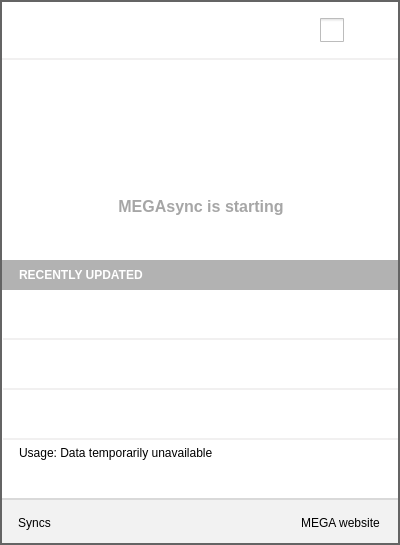
Before: the Qt Designer form Source/MEGASync/gui/win/InfoDialog.ui in meganz/MEGAsync, drawn with Qt 5.
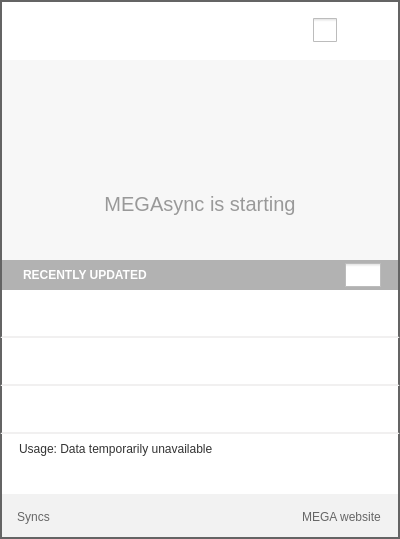
After: the same form once the commit is applied. The open tabs and pages were chosen to show the change. Icons and pictures are not drawn. Custom widgets are drawn as their Qt base class.

Commit message: Applied new Windows style

Diff of the .ui file:
```diff
--- a/Source/MEGASync/gui/win/InfoDialog.ui
+++ b/Source/MEGASync/gui/win/InfoDialog.ui
@@ -7,19 +7,19 @@
     <x>0</x>
     <y>0</y>
     <width>400</width>
-    <height>545</height>
+    <height>539</height>
    </rect>
   </property>
   <property name="minimumSize">
    <size>
     <width>400</width>
-    <height>0</height>
+    <height>539</height>
    </size>
   </property>
   <property name="maximumSize">
    <size>
     <width>404</width>
-    <height>600</height>
+    <height>539</height>
    </size>
   </property>
   <property name="windowTitle">
@@ -32,6 +32,11 @@
 border: 2px solid rgb(100, 100, 100);
 }
 
+QPushButton
+{
+    border: none;
+}
+
 QWidget
 {
 font-size: 11px;
@@ -39,40 +44,35 @@
 
 #wHeader
 {
-margin-left: 2px;
-margin-right: 2px;
-border: 0px;
-border-bottom: 2px solid rgb(241, 240, 240);
+
+background-color: white;
+border-top: 2px solid rgb(100, 100, 100);
+border-left: 2px solid rgb(100, 100, 100);
+border-right: 2px solid rgb(100, 100, 100);
 }
 
 #wRecent1, #wRecent2, #wRecent3
 {
-margin-left: 2px;
-margin-right: 2px;
-border: 0px;
+border-left: 2px solid rgb(100, 100, 100);
+border-right: 2px solid rgb(100, 100, 100);
 border-bottom: 2px solid rgb(241, 240, 240);
 }
 
-
-#wUsage
-{
-margin-left: 2px;
-margin-right: 2px;
-border: 0px;
-border-bottom: 2px solid rgb(217, 217, 217);
-}
-
 #lRecentlyUpdated
 {
-padding-left: 14px;
+
 background: rgb(178, 178, 178);
 color:  rgb(255, 255, 255);
-border-left: 2px solid rgb(100, 100, 100);
-border-right: 2px solid rgb(100, 100, 100);
 font-size: 12px;
 font-weight: bold;
 }
 
+#wRecentlyUpdated
+{
+background: rgb(178, 178, 178);
+border-left: 2px solid rgb(100, 100, 100);
+border-right: 2px solid rgb(100, 100, 100);
+}
 #lSyncUpdated
 {
 color:  rgb(166, 166, 166);
@@ -90,10 +90,11 @@
 
 #sActiveTransfers
 {
-border: 0px;
-margin-left: 2px;
-margin-right: 2px;
-padding: 0px;
+background-color: #F7F7F7;
+border-left: 2px solid rgb(100, 100, 100);
+border-right: 2px solid rgb(100, 100, 100);
+margin-left: 0px;
+margin-right: 0px;
 }
 
 #lQueued
@@ -123,11 +124,6 @@
 color: rgb(102, 102, 102);
 }
 
-#wDescriptions
-{
-	border-top: 2px solid rgb(241, 240, 240);
-}
-
 #lTotalUsed
 {
 font-size: 12px;
@@ -157,6 +153,35 @@
 {
 font-weight: bold;
 }
+
+#lPercentageUsed
+{
+padding-right: 0px;
+}
+
+#wUsage
+{
+background-color: white;
+border-left: 2px solid rgb(100, 100, 100);
+border-right: 2px solid rgb(100, 100, 100);
+}
+
+#wTransfers
+{
+	background-color: #F7F7F7;
+}
+
+#wDescriptions
+{
+   background-color: white;
+}
+
+#pUsage
+{
+padding-left: 1px;
+}
+
+
 </string>
   </property>
   <property name="sizeGripEnabled">
@@ -165,11 +190,20 @@
   <property name="modal">
    <bool>false</bool>
   </property>
-  <layout class="QVBoxLayout" name="verticalLayout_5" stretch="0,0,0,0,0,0">
+  <layout class="QVBoxLayout" name="verticalLayout_5" stretch="0,0,1,0,0">
    <property name="spacing">
     <number>0</number>
    </property>
-   <property name="margin">
+   <property name="leftMargin">
+    <number>0</number>
+   </property>
+   <property name="topMargin">
+    <number>0</number>
+   </property>
+   <property name="rightMargin">
+    <number>0</number>
+   </property>
+   <property name="bottomMargin">
     <number>0</number>
    </property>
    <item>
@@ -187,43 +221,92 @@
       </size>
      </property>
      <layout class="QHBoxLayout" name="horizontalLayout">
+      <property name="spacing">
+       <number>15</number>
+      </property>
       <property name="leftMargin">
-       <number>20</number>
+       <number>17</number>
       </property>
       <property name="topMargin">
-       <number>0</number>
+       <number>8</number>
       </property>
       <property name="rightMargin">
-       <number>12</number>
+       <number>14</number>
       </property>
       <property name="bottomMargin">
-       <number>0</number>
+       <number>8</number>
       </property>
       <item>
-       <widget class="QLabel" name="lHeader">
+       <widget class="QPushButton" name="lHeader">
+        <property name="sizePolicy">
+         <sizepolicy hsizetype="Minimum" vsizetype="Minimum">
+          <horstretch>0</horstretch>
+          <verstretch>0</verstretch>
+         </sizepolicy>
+        </property>
+        <property name="minimumSize">
+         <size>
+          <width>0</width>
+          <height>0</height>
+         </size>
+        </property>
+        <property name="maximumSize">
+         <size>
+          <width>16777215</width>
+          <height>16777215</height>
+         </size>
+        </property>
+        <property name="styleSheet">
+         <string notr="true">margin-top:-2px;</string>
+        </property>
         <property name="text">
          <string/>
         </property>
         <property name="pixmap">
          <pixmap resource="../Resources_win.qrc">:/images/mega_logo.png</pixmap>
         </property>
-        <property name="alignment">
-         <set>Qt::AlignLeading|Qt::AlignLeft|Qt::AlignVCenter</set>
+        <property name="iconSize">
+         <size>
+          <width>150</width>
+          <height>60</height>
+         </size>
+        </property>
+        <property name="flat">
+         <bool>true</bool>
         </property>
        </widget>
       </item>
+      <item>
+       <spacer name="horizontalSpacer_2">
+        <property name="orientation">
+         <enum>Qt::Horizontal</enum>
+        </property>
+        <property name="sizeHint" stdset="0">
+         <size>
+          <width>40</width>
+          <height>60</height>
+         </size>
+        </property>
+       </spacer>
+      </item>
       <item>
        <widget class="QCheckBox" name="bPause">
+        <property name="sizePolicy">
+         <sizepolicy hsizetype="Maximum" vsizetype="Maximum">
+          <horstretch>0</horstretch>
+          <verstretch>0</verstretch>
+         </sizepolicy>
+        </property>
         <property name="minimumSize">
          <size>
-          <width>36</width>
-          <height>36</height>
+          <width>0</width>
+          <height>0</height>
          </size>
         </property>
         <property name="maximumSize">
          <size>
-          <width>36</width>
-          <height>36</height>
+          <width>16777215</width>
+          <height>16777215</height>
          </size>
         </property>
         <property name="styleSheet">
@@ -261,6 +344,12 @@
       </item>
       <item>
        <widget class="QPushButton" name="bSettings">
+        <property name="sizePolicy">
+         <sizepolicy hsizetype="Maximum" vsizetype="Maximum">
+          <horstretch>0</horstretch>
+          <verstretch>0</verstretch>
+         </sizepolicy>
+        </property>
         <property name="minimumSize">
          <size>
           <width>0</width>
@@ -269,13 +358,16 @@
         </property>
         <property name="maximumSize">
          <size>
-          <width>32</width>
-          <height>36</height>
+          <width>16777215</width>
+          <height>16777215</height>
          </size>
         </property>
         <property name="styleSheet">
-         <string notr="true">margin: 4px;
-border: none;</string>
+         <string notr="true">border: none;
+margin-top:-1px;
+
+
+</string>
         </property>
         <property name="text">
          <string/>
@@ -328,9 +420,9 @@
         <height>200</height>
        </size>
       </property>
-      <layout class="QGridLayout" name="gridLayout">
+      <layout class="QVBoxLayout" name="verticalLayout_8">
        <property name="leftMargin">
-        <number>2</number>
+        <number>0</number>
        </property>
        <property name="topMargin">
         <number>0</number>
@@ -339,32 +431,83 @@
         <number>0</number>
        </property>
        <property name="bottomMargin">
-        <number>8</number>
+        <number>0</number>
        </property>
-       <item row="0" column="0">
-        <widget class="QLabel" name="label">
+       <item>
+        <widget class="QPushButton" name="label">
          <property name="minimumSize">
           <size>
            <width>0</width>
-           <height>95</height>
+           <height>112</height>
           </size>
          </property>
+         <property name="maximumSize">
+          <size>
+           <width>16777215</width>
+           <height>112</height>
+          </size>
+         </property>
+         <property name="styleSheet">
+          <string notr="true">padding-top: 46px;</string>
+         </property>
          <property name="text">
           <string/>
          </property>
          <property name="pixmap">
           <pixmap>://images/tray_updated_large_ico.png</pixmap>
          </property>
-         <property name="alignment">
-          <set>Qt::AlignBottom|Qt::AlignHCenter</set>
+         <property name="iconSize">
+          <size>
+           <width>64</width>
+           <height>64</height>
+          </size>
          </property>
-         <property name="margin">
-          <number>3</number>
+         <property name="default">
+          <bool>false</bool>
+         </property>
+         <property name="flat">
+          <bool>false</bool>
          </property>
         </widget>
        </item>
-       <item row="1" column="0">
+       <item>
         <widget class="QLabel" name="lSyncUpdated">
+         <property name="sizePolicy">
+          <sizepolicy hsizetype="Minimum" vsizetype="Fixed">
+           <horstretch>0</horstretch>
+           <verstretch>0</verstretch>
+          </sizepolicy>
+         </property>
+         <property name="minimumSize">
+          <size>
+           <width>0</width>
+           <height>88</height>
+          </size>
+         </property>
+         <property name="maximumSize">
+          <size>
+           <width>16777215</width>
+           <height>88</height>
+          </size>
+         </property>
+         <property name="font">
+          <font>
+           <pointsize>-1</pointsize>
+           <weight>50</weight>
+           <italic>false</italic>
+           <bold>false</bold>
+          </font>
+         </property>
+         <property name="styleSheet">
+          <string notr="true">#lSyncUpdated
+{
+font: &quot;Helvetica&quot;;
+font-size: 20px;
+font-weight: normal;
+color: #999999;
+padding-bottom: 25px;
+}</string>
+         </property>
          <property name="text">
           <string>MEGAsync is starting</string>
          </property>
@@ -630,35 +773,28 @@
     </widget>
    </item>
    <item>
-    <widget class="QLabel" name="lRecentlyUpdated">
+    <widget class="QWidget" name="wRecent" native="true">
      <property name="minimumSize">
       <size>
-       <width>0</width>
-       <height>30</height>
+       <width>400</width>
+       <height>0</height>
       </size>
      </property>
      <property name="maximumSize">
       <size>
-       <width>16777215</width>
-       <height>30</height>
+       <width>400</width>
+       <height>16777215</height>
       </size>
      </property>
-     <property name="text">
-      <string>RECENTLY UPDATED</string>
+     <property name="styleSheet">
+      <string notr="true"/>
      </property>
-     <property name="margin">
-      <number>0</number>
-     </property>
-    </widget>
-   </item>
-   <item>
-    <widget class="QWidget" name="wRecentLayout" native="true">
-     <layout class="QVBoxLayout" name="verticalLayout">
+     <layout class="QVBoxLayout" name="verticalLayout_7">
       <property name="spacing">
        <number>0</number>
       </property>
       <property name="leftMargin">
-       <number>1</number>
+       <number>0</number>
       </property>
       <property name="topMargin">
        <number>0</number>
@@ -670,61 +806,217 @@
        <number>0</number>
       </property>
       <item>
-       <widget class="RecentFile" name="wRecent1" native="true">
+       <widget class="QWidget" name="wRecentlyUpdated" native="true">
         <property name="minimumSize">
          <size>
           <width>0</width>
-          <height>50</height>
+          <height>30</height>
          </size>
         </property>
         <property name="maximumSize">
          <size>
           <width>16777215</width>
-          <height>50</height>
+          <height>30</height>
          </size>
         </property>
+        <layout class="QHBoxLayout" name="horizontalLayout_3" stretch="1,0">
+         <property name="spacing">
+          <number>0</number>
+         </property>
+         <property name="leftMargin">
+          <number>19</number>
+         </property>
+         <property name="topMargin">
+          <number>0</number>
+         </property>
+         <property name="rightMargin">
+          <number>19</number>
+         </property>
+         <property name="bottomMargin">
+          <number>0</number>
+         </property>
+         <item>
+          <widget class="QLabel" name="lRecentlyUpdated">
+           <property name="sizePolicy">
+            <sizepolicy hsizetype="Preferred" vsizetype="Preferred">
+             <horstretch>0</horstretch>
+             <verstretch>0</verstretch>
+            </sizepolicy>
+           </property>
+           <property name="minimumSize">
+            <size>
+             <width>0</width>
+             <height>0</height>
+            </size>
+           </property>
+           <property name="maximumSize">
+            <size>
+             <width>16777215</width>
+             <height>16777215</height>
+            </size>
+           </property>
+           <property name="styleSheet">
+            <string notr="true">margin-left:1px;</string>
+           </property>
+           <property name="text">
+            <string>RECENTLY UPDATED</string>
+           </property>
+          </widget>
+         </item>
+         <item>
+          <widget class="QCheckBox" name="cRecentlyUpdated">
+           <property name="sizePolicy">
+            <sizepolicy hsizetype="Preferred" vsizetype="Preferred">
+             <horstretch>0</horstretch>
+             <verstretch>0</verstretch>
+            </sizepolicy>
+           </property>
+           <property name="minimumSize">
+            <size>
+             <width>36</width>
+             <height>24</height>
+            </size>
+           </property>
+           <property name="maximumSize">
+            <size>
+             <width>36</width>
+             <height>24</height>
+            </size>
+           </property>
+           <property name="styleSheet">
+            <string notr="true">QCheckBox::indicator {
+     width: 36px;
+     height: 24px;
+	 subcontrol-position:  center;
+ }
+
+  QCheckBox::indicator:checked
+  {
+    image: url(://images/collapse_up.png);
+  }
+  QCheckBox::indicator:unchecked
+  {
+    image: url(://images/collapse_down.png);
+  }</string>
+           </property>
+           <property name="iconSize">
+            <size>
+             <width>24</width>
+             <height>24</height>
+            </size>
+           </property>
+           <property name="checked">
+            <bool>false</bool>
+           </property>
+          </widget>
+         </item>
+        </layout>
        </widget>
       </item>
       <item>
-       <widget class="RecentFile" name="wRecent2" native="true">
+       <widget class="QWidget" name="wRecentLayout" native="true">
         <property name="minimumSize">
          <size>
-          <width>0</width>
-          <height>50</height>
+          <width>400</width>
+          <height>0</height>
          </size>
         </property>
         <property name="maximumSize">
          <size>
-          <width>16777215</width>
-          <height>50</height>
+          <width>400</width>
+          <height>16777215</height>
          </size>
         </property>
-       </widget>
-      </item>
-      <item>
-       <widget class="RecentFile" name="wRecent3" native="true">
-        <property name="minimumSize">
-         <size>
-          <width>0</width>
-          <height>50</height>
-         </size>
-        </property>
-        <property name="maximumSize">
-         <size>
-          <width>16777215</width>
-          <height>50</height>
-         </size>
-        </property>
-        <property name="layoutDirection">
-         <enum>Qt::LeftToRight</enum>
-        </property>
+        <layout class="QVBoxLayout" name="verticalLayout">
+         <property name="spacing">
+          <number>0</number>
+         </property>
+         <property name="leftMargin">
+          <number>0</number>
+         </property>
+         <property name="topMargin">
+          <number>0</number>
+         </property>
+         <property name="rightMargin">
+          <number>0</number>
+         </property>
+         <property name="bottomMargin">
+          <number>0</number>
+         </property>
+         <item>
+          <widget class="RecentFile" name="wRecent1" native="true">
+           <property name="minimumSize">
+            <size>
+             <width>400</width>
+             <height>48</height>
+            </size>
+           </property>
+           <property name="maximumSize">
+            <size>
+             <width>400</width>
+             <height>48</height>
+            </size>
+           </property>
+           <property name="styleSheet">
+            <string notr="true"/>
+           </property>
+          </widget>
+         </item>
+         <item>
+          <widget class="RecentFile" name="wRecent2" native="true">
+           <property name="minimumSize">
+            <size>
+             <width>400</width>
+             <height>48</height>
+            </size>
+           </property>
+           <property name="maximumSize">
+            <size>
+             <width>400</width>
+             <height>48</height>
+            </size>
+           </property>
+           <property name="styleSheet">
+            <string notr="true"/>
+           </property>
+          </widget>
+         </item>
+         <item>
+          <widget class="RecentFile" name="wRecent3" native="true">
+           <property name="minimumSize">
+            <size>
+             <width>400</width>
+             <height>48</height>
+            </size>
+           </property>
+           <property name="maximumSize">
+            <size>
+             <width>400</width>
+             <height>48</height>
+            </size>
+           </property>
+           <property name="layoutDirection">
+            <enum>Qt::LeftToRight</enum>
+           </property>
+           <property name="styleSheet">
+            <string notr="true"/>
+           </property>
+          </widget>
+         </item>
+        </layout>
        </widget>
       </item>
      </layout>
     </widget>
    </item>
-   <item>
+   <item alignment="Qt::AlignVCenter">
     <widget class="QWidget" name="wUsage" native="true">
+     <property name="sizePolicy">
+      <sizepolicy hsizetype="Preferred" vsizetype="Preferred">
+       <horstretch>0</horstretch>
+       <verstretch>0</verstretch>
+      </sizepolicy>
+     </property>
      <property name="minimumSize">
       <size>
        <width>0</width>
@@ -737,63 +1029,133 @@
        <height>60</height>
       </size>
      </property>
+     <property name="styleSheet">
+      <string notr="true"/>
+     </property>
      <layout class="QVBoxLayout" name="verticalLayout_3">
       <property name="spacing">
        <number>0</number>
       </property>
       <property name="leftMargin">
-       <number>17</number>
+       <number>19</number>
       </property>
       <property name="topMargin">
-       <number>0</number>
+       <number>8</number>
       </property>
       <property name="rightMargin">
-       <number>17</number>
+       <number>19</number>
       </property>
       <property name="bottomMargin">
-       <number>9</number>
+       <number>8</number>
       </property>
       <item>
        <widget class="QWidget" name="widget_8" native="true">
+        <property name="sizePolicy">
+         <sizepolicy hsizetype="Minimum" vsizetype="Preferred">
+          <horstretch>0</horstretch>
+          <verstretch>0</verstretch>
+         </sizepolicy>
+        </property>
+        <property name="minimumSize">
+         <size>
+          <width>0</width>
+          <height>20</height>
+         </size>
+        </property>
+        <property name="maximumSize">
+         <size>
+          <width>362</width>
+          <height>20</height>
+         </size>
+        </property>
         <layout class="QHBoxLayout" name="horizontalLayout_4">
+         <property name="spacing">
+          <number>0</number>
+         </property>
          <property name="leftMargin">
-          <number>2</number>
+          <number>0</number>
          </property>
          <property name="topMargin">
           <number>0</number>
          </property>
          <property name="rightMargin">
-          <number>3</number>
+          <number>1</number>
          </property>
          <property name="bottomMargin">
           <number>0</number>
          </property>
          <item>
           <widget class="QLabel" name="lTotalUsed">
+           <property name="sizePolicy">
+            <sizepolicy hsizetype="Preferred" vsizetype="Preferred">
+             <horstretch>0</horstretch>
+             <verstretch>0</verstretch>
+            </sizepolicy>
+           </property>
            <property name="minimumSize">
             <size>
              <width>0</width>
-             <height>0</height>
+             <height>20</height>
             </size>
            </property>
            <property name="maximumSize">
             <size>
              <width>16777215</width>
-             <height>16777215</height>
+             <height>20</height>
             </size>
            </property>
+           <property name="styleSheet">
+            <string notr="true">#lTotalUsed
+{
+font: &quot;Helvetica&quot;;
+font-size: 12px;
+font-weight: normal;
+color: #333333;
+}</string>
+           </property>
            <property name="text">
             <string>Usage: Data temporarily unavailable</string>
            </property>
+           <property name="alignment">
+            <set>Qt::AlignLeading|Qt::AlignLeft|Qt::AlignTop</set>
+           </property>
           </widget>
          </item>
          <item>
           <widget class="QLabel" name="lPercentageUsed">
+           <property name="sizePolicy">
+            <sizepolicy hsizetype="Preferred" vsizetype="Preferred">
+             <horstretch>0</horstretch>
+             <verstretch>0</verstretch>
+            </sizepolicy>
+           </property>
+           <property name="minimumSize">
+            <size>
+             <width>0</width>
+             <height>20</height>
+            </size>
+           </property>
+           <property name="maximumSize">
+            <size>
+             <width>16777215</width>
+             <height>20</height>
+            </size>
+           </property>
+           <property name="styleSheet">
+            <string notr="true">#lPercentageUsed
+{
+font: &quot;Helvetica&quot;;
+font-size: 12px;
+font-weight: normal;
+color: #333333;
+}
+</string>
+           </property>
            <property name="text">
             <string/>
            </property>
            <property name="alignment">
-            <set>Qt::AlignRight|Qt::AlignTrailing|Qt::AlignVCenter</set>
+            <set>Qt::AlignRight|Qt::AlignTop|Qt::AlignTrailing</set>
            </property>
           </widget>
          </item>
@@ -801,7 +1163,26 @@
        </widget>
       </item>
       <item>
-       <widget class="UsageProgressBar" name="pUsage" native="true"/>
+       <widget class="UsageProgressBar" name="pUsage" native="true">
+        <property name="sizePolicy">
+         <sizepolicy hsizetype="Preferred" vsizetype="Preferred">
+          <horstretch>0</horstretch>
+          <verstretch>0</verstretch>
+         </sizepolicy>
+        </property>
+        <property name="minimumSize">
+         <size>
+          <width>362</width>
+          <height>24</height>
+         </size>
+        </property>
+        <property name="maximumSize">
+         <size>
+          <width>362</width>
+          <height>24</height>
+         </size>
+        </property>
+       </widget>
       </item>
      </layout>
     </widget>
@@ -821,14 +1202,17 @@
       </size>
      </property>
      <layout class="QHBoxLayout" name="horizontalLayout_2">
+      <property name="spacing">
+       <number>0</number>
+      </property>
       <property name="leftMargin">
-       <number>18</number>
+       <number>17</number>
       </property>
       <property name="topMargin">
        <number>0</number>
       </property>
       <property name="rightMargin">
-       <number>20</number>
+       <number>19</number>
       </property>
       <property name="bottomMargin">
        <number>0</number>
@@ -848,7 +1232,14 @@
          </size>
         </property>
         <property name="styleSheet">
-         <string notr="true">border: none;</string>
+         <string notr="true">#bSyncFolder
+{
+border: none;
+font: &quot;Helvetica&quot;;
+font-size: 12px;
+font-weight: normal;
+color: #666666;
+}</string>
         </property>
         <property name="text">
          <string>Syncs</string>
@@ -881,6 +1272,47 @@
         </property>
        </spacer>
       </item>
+      <item>
+       <widget class="QPushButton" name="bOfficialWebIcon">
+        <property name="sizePolicy">
+         <sizepolicy hsizetype="Minimum" vsizetype="Preferred">
+          <horstretch>0</horstretch>
+          <verstretch>0</verstretch>
+         </sizepolicy>
+        </property>
+        <property name="minimumSize">
+         <size>
+          <width>36</width>
+          <height>0</height>
+         </size>
+        </property>
+        <property name="maximumSize">
+         <size>
+          <width>36</width>
+          <height>16777215</height>
+         </size>
+        </property>
+        <property name="styleSheet">
+         <string notr="true">border: none;</string>
+        </property>
+        <property name="text">
+         <string/>
+        </property>
+        <property name="icon">
+         <iconset resource="../Resources_win.qrc">
+          <normaloff>:/images/tray_web_ico@2x.png</normaloff>:/images/tray_web_ico@2x.png</iconset>
+        </property>
+        <property name="iconSize">
+         <size>
+          <width>24</width>
+          <height>24</height>
+         </size>
+        </property>
+        <property name="flat">
+         <bool>true</bool>
+        </property>
+       </widget>
+      </item>
       <item>
        <widget class="QPushButton" name="bOfficialWeb">
         <property name="minimumSize">
@@ -896,21 +1328,19 @@
          </size>
         </property>
         <property name="styleSheet">
-         <string notr="true">border: none;</string>
+         <string notr="true">#bOfficialWeb
+{
+border: none;
+font: &quot;Helvetica&quot;;
+font-size: 12px;
+font-weight: normal;
+color: #666666;
+}
+</string>
         </property>
         <property name="text">
          <string>MEGA website</string>
         </property>
-        <property name="icon">
-         <iconset>
-          <normaloff>://images/tray_web_ico.png</normaloff>://images/tray_web_ico.png</iconset>
-        </property>
-        <property name="iconSize">
-         <size>
-          <width>24</width>
-          <height>24</height>
-         </size>
-        </property>
         <property name="flat">
          <bool>true</bool>
         </property>
```
Left out of the diff: 112 changed lines with no effect on the pictures. The commit also changes 10 other files.
